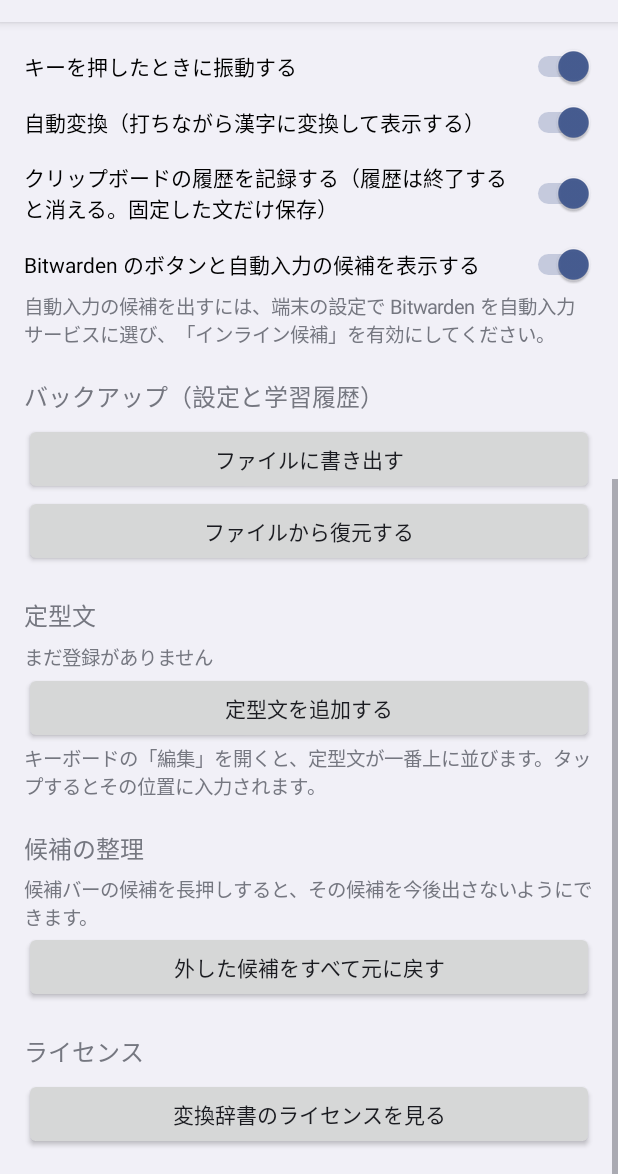
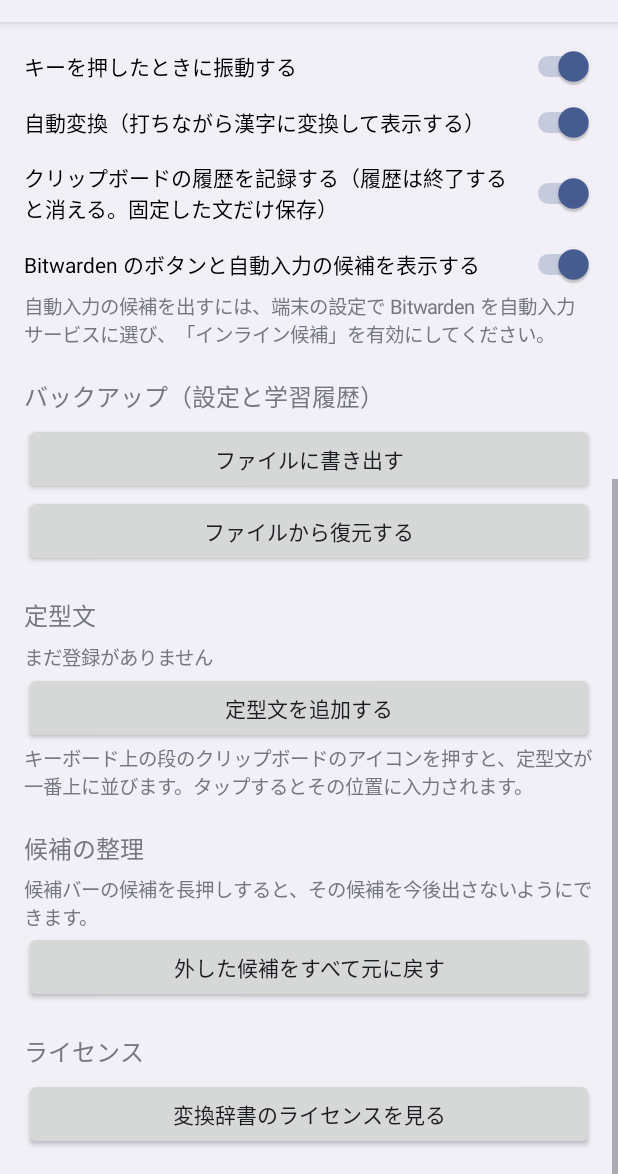
Before and after one commit to PlaTy563/bigkey, an Android app: the screen it shows after launch (SettingsActivity), scrolled down 504 dp, on a phone screen of 412 x 824 dp, the part 62-1236 px from its top. Run offline under Robolectric (Android 15) with nearby library versions, the phone set to English and light mode, and no system bars.

Commit message:
設定画面の説明文を現在の操作に合わせて修正
Co-Authored-By: Claude Sonnet 5.5 <noreply@anthropic.com>
Claude-Session: https://claude.ai/code/session_01TJsTt62iVA6RD8hhoLJavG

```diff
--- a/app/src/main/java/com/example/bigkey/SettingsActivity.kt
+++ b/app/src/main/java/com/example/bigkey/SettingsActivity.kt
@@ -167,7 +167,7 @@ class SettingsActivity : ComponentActivity() {
                 .show()
         })
         root.addView(TextView(this).apply {
-            text = "キーボードの「編集」を開くと、定型文が一番上に並びます。タップするとその位置に入力されます。"
+            text = "キーボード上の段のクリップボードのアイコンを押すと、定型文が一番上に並びます。タップするとその位置に入力されます。"
             textSize = 13f
         })
 
```
